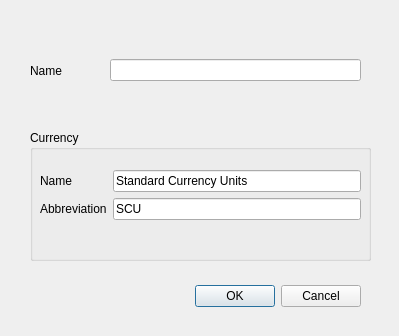
The window that createdomaindlg.ui (Obson/MicroSim-GUI) describes before a commit, drawn with Qt 5.
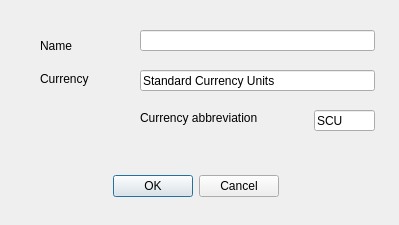
The same window after the commit.

The edit to the form file:
```diff
--- a/createdomaindlg.ui
+++ b/createdomaindlg.ui
@@ -7,7 +7,7 @@
     <x>0</x>
     <y>0</y>
     <width>399</width>
-    <height>336</height>
+    <height>225</height>
    </rect>
   </property>
   <property name="windowTitle">
@@ -20,7 +20,7 @@
    <property name="geometry">
     <rect>
      <x>30</x>
-     <y>280</y>
+     <y>170</y>
      <width>331</width>
      <height>32</height>
     </rect>
@@ -31,101 +31,84 @@
    <property name="standardButtons">
     <set>QDialogButtonBox::Cancel|QDialogButtonBox::Ok</set>
    </property>
-  </widget>
-  <widget class="QGroupBox" name="groupBox">
-   <property name="enabled">
+   <property name="centerButtons">
     <bool>true</bool>
    </property>
+  </widget>
+  <widget class="QLineEdit" name="leCurrencyName">
    <property name="geometry">
     <rect>
-     <x>30</x>
-     <y>130</y>
-     <width>341</width>
-     <height>131</height>
+     <x>140</x>
+     <y>70</y>
+     <width>235</width>
+     <height>21</height>
     </rect>
    </property>
-   <property name="font">
-    <font>
-     <bold>false</bold>
-    </font>
+   <property name="text">
+    <string>Standard Currency Units</string>
    </property>
-   <property name="title">
+  </widget>
+  <widget class="QLabel" name="label_2">
+   <property name="geometry">
+    <rect>
+     <x>40</x>
+     <y>65</y>
+     <width>81</width>
+     <height>28</height>
+    </rect>
+   </property>
+   <property name="text">
     <string>Currency</string>
    </property>
-   <widget class="QWidget" name="layoutWidget">
-    <property name="geometry">
-     <rect>
-      <x>10</x>
-      <y>40</y>
-      <width>321</width>
-      <height>71</height>
-     </rect>
-    </property>
-    <layout class="QFormLayout" name="formLayout">
-     <item row="0" column="0">
-      <widget class="QLabel" name="label_2">
-       <property name="text">
-        <string>Name</string>
-       </property>
-      </widget>
-     </item>
-     <item row="0" column="1">
-      <widget class="QLineEdit" name="leCurrencyName">
-       <property name="text">
-        <string>Standard Currency Units</string>
-       </property>
-      </widget>
-     </item>
-     <item row="1" column="0">
-      <widget class="QLabel" name="label_5">
-       <property name="text">
-        <string>Abbreviation</string>
-       </property>
-      </widget>
-     </item>
-     <item row="1" column="1">
-      <widget class="QLineEdit" name="leAbbrev">
-       <property name="text">
-        <string>SCU</string>
-       </property>
-      </widget>
-     </item>
-    </layout>
-   </widget>
   </widget>
-  <widget class="QWidget" name="layoutWidget">
+  <widget class="QLineEdit" name="leAbbrev">
    <property name="geometry">
     <rect>
-     <x>110</x>
-     <y>50</y>
-     <width>251</width>
-     <height>41</height>
+     <x>314</x>
+     <y>110</y>
+     <width>61</width>
+     <height>21</height>
     </rect>
    </property>
-   <layout class="QVBoxLayout" name="verticalLayout">
-    <item>
-     <widget class="QLineEdit" name="leDomainName"/>
-    </item>
-   </layout>
+   <property name="text">
+    <string>SCU</string>
+   </property>
   </widget>
-  <widget class="QWidget" name="layoutWidget">
+  <widget class="QLabel" name="label_5">
    <property name="geometry">
     <rect>
-     <x>30</x>
-     <y>40</y>
-     <width>62</width>
-     <height>61</height>
+     <x>140</x>
+     <y>104</y>
+     <width>151</width>
+     <height>28</height>
     </rect>
    </property>
-   <layout class="QVBoxLayout" name="verticalLayout_2">
-    <item>
-     <widget class="QLabel" name="label">
-      <property name="text">
-       <string>Name</string>
-      </property>
-     </widget>
-    </item>
-   </layout>
+   <property name="text">
+    <string>Currency abbreviation</string>
+   </property>
+  </widget>
+  <widget class="QLineEdit" name="leDomainName">
+   <property name="geometry">
+    <rect>
+     <x>140</x>
+     <y>30</y>
+     <width>235</width>
+     <height>21</height>
+    </rect>
+   </property>
+  </widget>
+  <widget class="QLabel" name="label">
+   <property name="geometry">
+    <rect>
+     <x>40</x>
+     <y>30</y>
+     <width>60</width>
+     <height>31</height>
+    </rect>
+   </property>
+   <property name="text">
+    <string>Name</string>
+   </property>
   </widget>
  </widget>
  <resources/>
```
Left out of the diff: 2 changed lines with no effect on the pictures.
